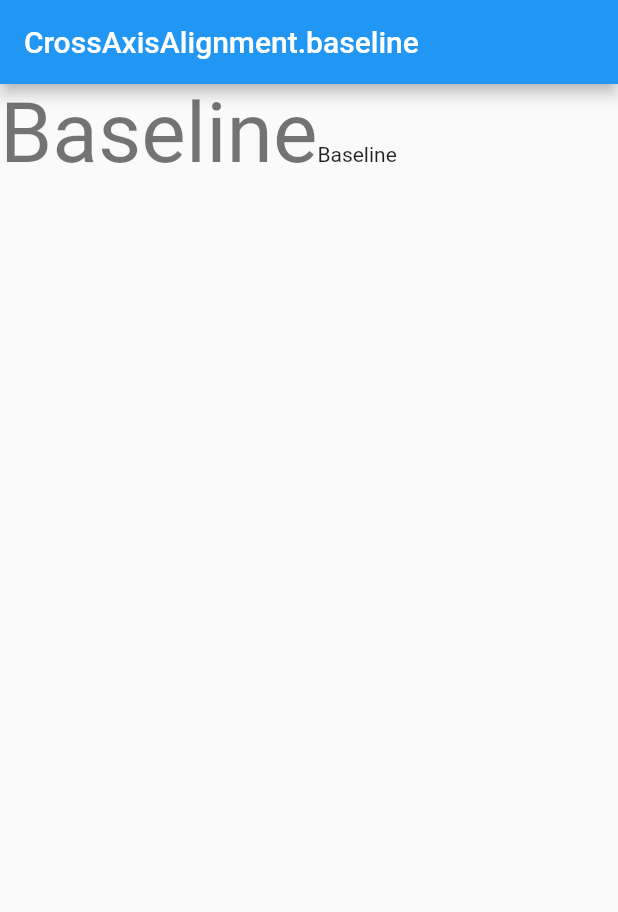
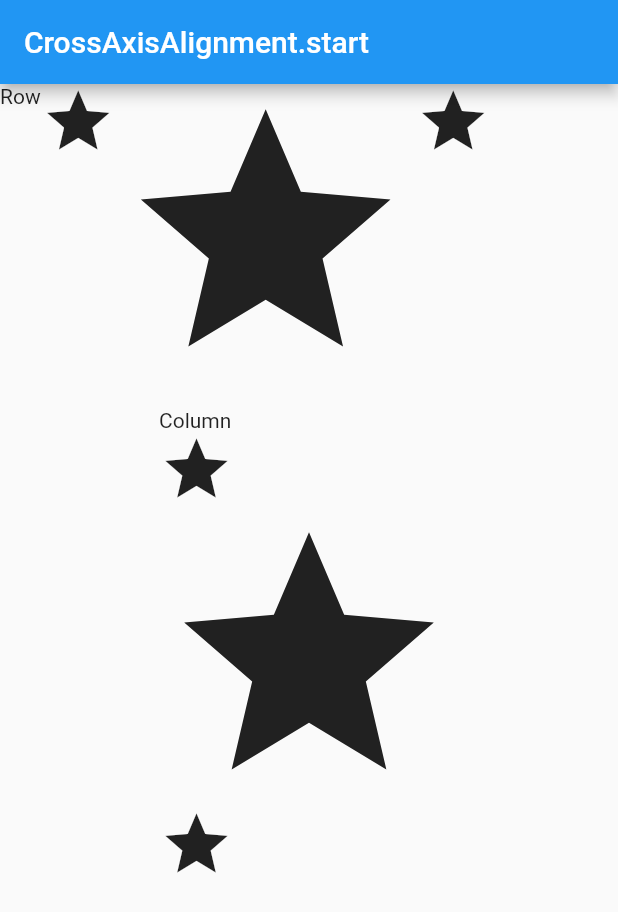
Before and after one commit to after-six/flutter-layout-wonwoo, a Flutter app: the screen it shows after launch, on a phone screen of 412 x 824 dp. Shown: the top 912 px of the screen. Run offline on Flutter 3.47's test engine with Material 2 defaults, Android fonts, the phone set to English and light mode, and no system bars.

Commit message:
CrossAxisAlignment.start

```diff
--- a/lib/main.dart
+++ b/lib/main.dart
@@ -9,7 +9,7 @@ class MyApp extends StatelessWidget {
     return MaterialApp(
       home: Scaffold(
         appBar: AppBar(
-          title: Text('CrossAxisAlignment.baseline'),
+          title: Text('CrossAxisAlignment.start'),
         ),
         // Row and Column - MainAxisAlignment
         /*body: Column(
@@ -45,9 +45,12 @@ class MyApp extends StatelessWidget {
             ),
           ],
         ),*/
-        body: Row(
-          crossAxisAlignment: CrossAxisAlignment.baseline,  // Row and Column - CrossAxisAlignment Step 1
-          textBaseline: TextBaseline.alphabetic,            // Row and Column - CrossAxisAlignment Step 1
+        //
+        //
+        // Row and Column - CrossAxisAlignment
+        /*body: Row(
+          crossAxisAlignment: CrossAxisAlignment.baseline,  // Step 1
+          textBaseline: TextBaseline.alphabetic,            // Step 1
           children: <Widget>[
             Text(
               'Baseline',
@@ -58,6 +61,29 @@ class MyApp extends StatelessWidget {
               style: Theme.of(context).textTheme.body1,
             ),
           ],
+        ),*/
+        body: Column(
+          children: <Widget>[
+            Row(
+              crossAxisAlignment: CrossAxisAlignment.start, // Step 2
+              children: <Widget>[
+                Text('Row'),
+                Icon(Icons.star, size: 50),
+                Icon(Icons.star, size: 200),
+                Icon(Icons.star, size: 50),
+              ],
+            ),
+            Text(''),
+            Column(
+              crossAxisAlignment: CrossAxisAlignment.start, // Step 2
+              children: <Widget>[
+                Text('Column'),
+                Icon(Icons.star, size: 50),
+                Icon(Icons.star, size: 200),
+                Icon(Icons.star, size: 50),
+              ],
+            ),
+          ],
         ),
       ),
     );
```
